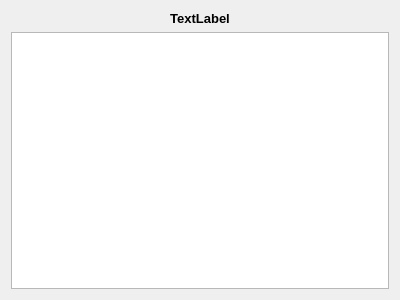
Before: the Qt Designer form ImageWizard/welcomepage.ui in coltoncandy/Image-Generator-Wizard, drawn with Qt 5.
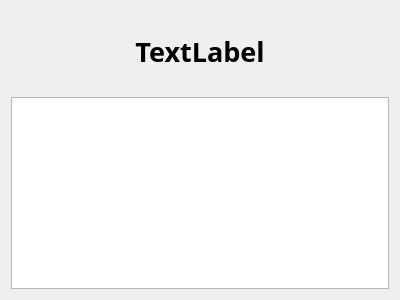
After: the same form once the commit is applied.

Patch:
```diff
--- a/ImageWizard/welcomepage.ui
+++ b/ImageWizard/welcomepage.ui
@@ -18,10 +18,17 @@
     <widget class="QLabel" name="title">
      <property name="font">
       <font>
-       <pointsize>10</pointsize>
+       <family>Yu Gothic UI Semibold</family>
+       <pointsize>20</pointsize>
+       <italic>false</italic>
        <bold>true</bold>
       </font>
      </property>
+     <property name="styleSheet">
+      <string notr="true">font: 600 20pt &quot;Yu Gothic UI Semibold&quot;;
+
+</string>
+     </property>
      <property name="text">
       <string>TextLabel</string>
      </property>
@@ -30,8 +37,11 @@
      </property>
     </widget>
    </item>
-   <item>
+   <item alignment="Qt::AlignVCenter">
     <widget class="QTextEdit" name="welcomeMessage">
+     <property name="styleSheet">
+      <string notr="true">font: 500 14pt &quot;Yu Gothic Medium&quot;;</string>
+     </property>
      <property name="tabChangesFocus">
       <bool>false</bool>
      </property>
```
